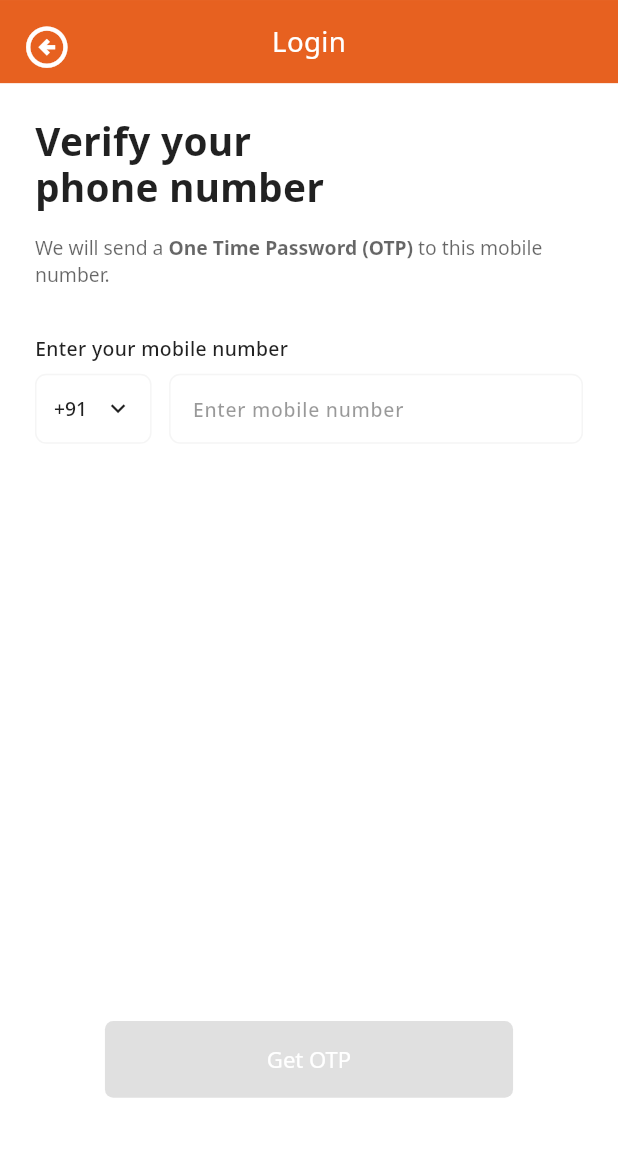
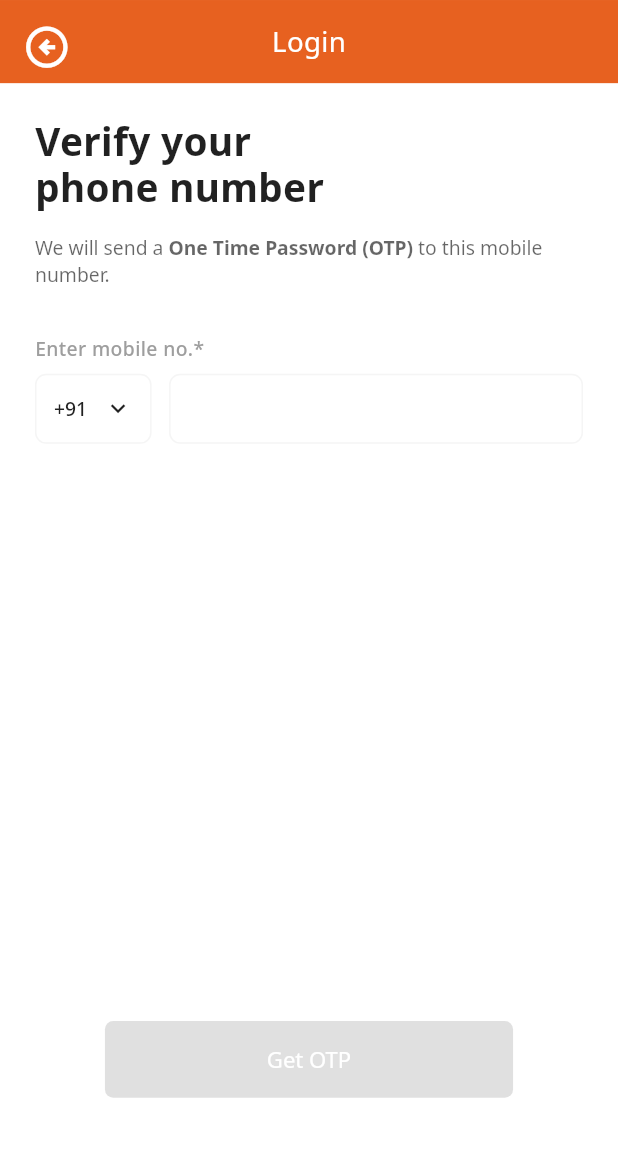
Before and after one commit to COSS-India/VoiceGive, a Flutter app: the OtpLoginScreen screen opened by its route, on a phone screen of 412 x 824 dp, the part 80-1236 px from its top. Run offline on Flutter 3.47's test engine with Material 3 defaults, Android fonts, the phone set to English and light mode, and no system bars; our stand-ins replace cached_network_image, flutter_dotenv, flutter_screenutil, flutter_secure_storage, flutter_svg, google_fonts and 3 more; missing offline and left inert: encrypt, record; accounts and stored records are empty; network calls fail; project files that could hold a hidden picture were left out.

Commit message:
fix: update 'enter your mobile no.' text in otp screen

```diff
--- a/lib/l10n/app_en.arb
+++ b/lib/l10n/app_en.arb
@@ -207,7 +207,7 @@
     "toAccessYourAccount":"to access your account",
     "doesntHaveAccount":"Don't have an account? ",
     "howItWorks":"How it Works?",
-    "enterYourMobileNumber":"Enter your mobile number",
+    "enterYourMobileNumber":"Enter mobile no.*",
     "otherInformation":"Other Information",
     "country":"Country",
     "state":"State",
--- a/lib/l10n/app_localizations_en.dart
+++ b/lib/l10n/app_localizations_en.dart
@@ -205,7 +205,7 @@ class AppLocalizationsEn {
   String get toAccessYourAccount => 'to access your account';
   String get doesntHaveAccount => 'Don\'t have an account? ';
   String get howItWorks => 'How it Works?';
-  String get enterYourMobileNumber => 'Enter your mobile number';
+  String get enterYourMobileNumber => 'Enter mobile no.*';
   String get otherInformation => 'Other Information';
   String get country => 'Country';
   String get state => 'State';
--- a/lib/screens/auth/otp_login/widgets/phone_input_field.dart
+++ b/lib/screens/auth/otp_login/widgets/phone_input_field.dart
@@ -3,6 +3,7 @@ import 'package:flutter_screenutil/flutter_screenutil.dart';
 import 'package:google_fonts/google_fonts.dart';
 
 import '../../../../constants/app_colors.dart';
+import '../../../../l10n/app_localizations.dart';
 
 class PhoneInputField extends StatelessWidget {
   final TextEditingController controller;
@@ -20,9 +21,9 @@ class PhoneInputField extends StatelessWidget {
       crossAxisAlignment: CrossAxisAlignment.start,
       children: [
         Text(
-          "Enter your mobile number",
+          AppLocalizations.of(context).enterMobileNumber,
           style: GoogleFonts.notoSans(
-            color: AppColors.greys87,
+            color: AppColors.grey,
             fontSize: 14.sp,
             fontWeight: FontWeight.w500,
           ),
@@ -68,7 +69,7 @@ class PhoneInputField extends StatelessWidget {
                   keyboardType: TextInputType.phone,
                   validator: validator,
                   decoration: InputDecoration(
-                    hintText: 'Enter mobile number',
+                    hintText: '',
                     hintStyle: GoogleFonts.notoSans(
                       color: AppColors.grey40,
                       fontSize: 14.sp,
```
